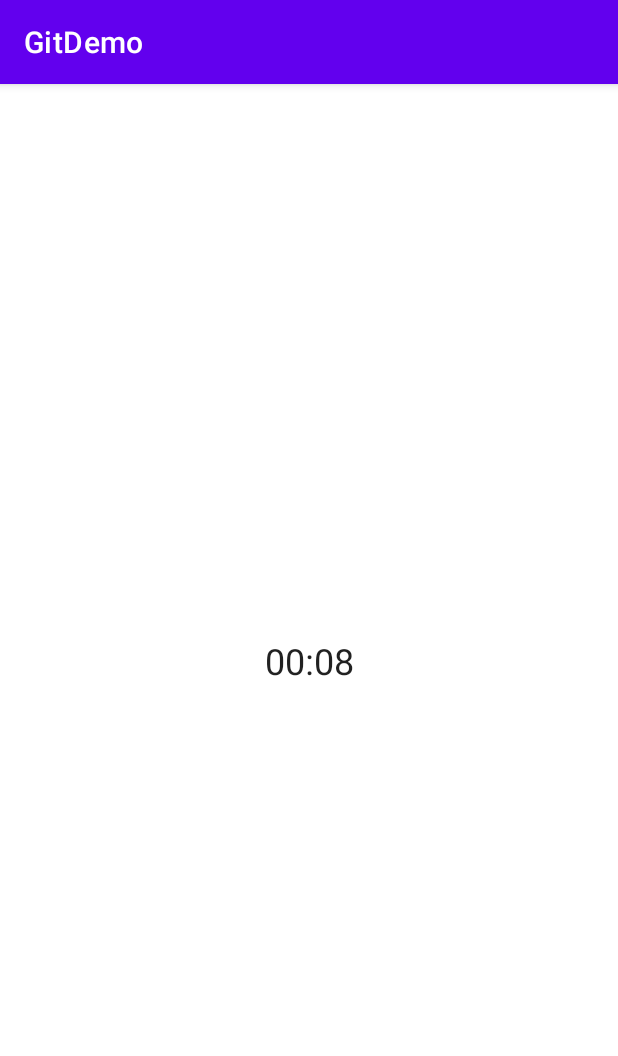
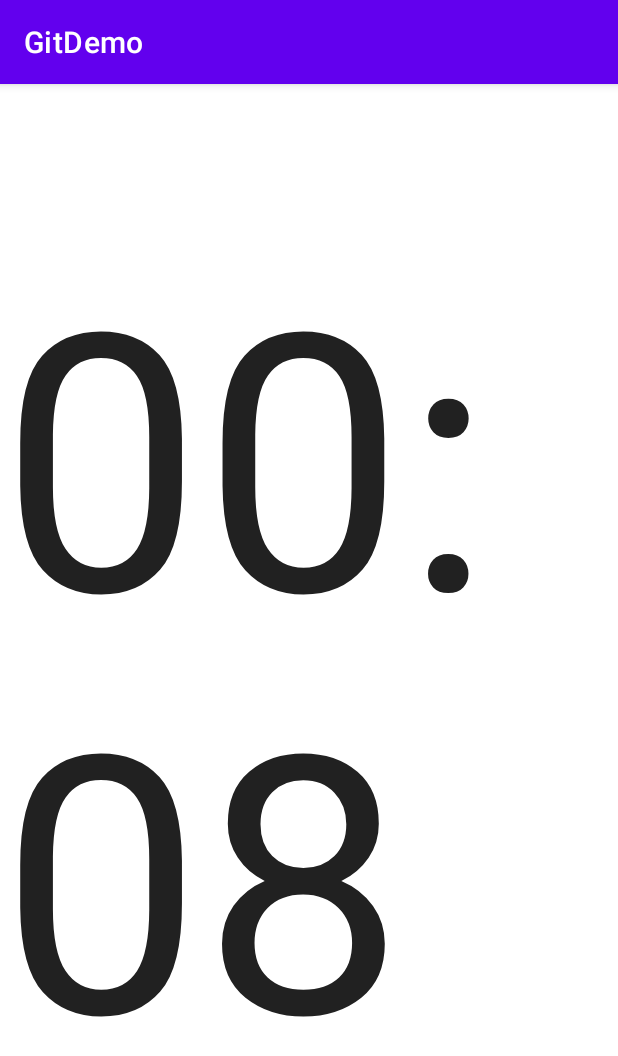
Before and after one commit to wxwwxk/GitDemo, an Android app: the screen it shows after launch (MainActivity), on a phone screen of 412 x 824 dp. Shown: the top 1056 px of the screen. Run offline under Robolectric (Android 15) with nearby library versions, the phone set to English and light mode, and no system bars.

Commit message:
Update MainActivity.java

```diff
--- a/app/src/main/res/layout/activity_main.xml
+++ b/app/src/main/res/layout/activity_main.xml
@@ -11,7 +11,7 @@
         android:layout_width="wrap_content"
         android:layout_height="wrap_content"
         android:text="Hello World!"
-        android:textSize="24sp"
+        android:textSize="240sp"
         app:layout_constraintBottom_toBottomOf="parent"
         app:layout_constraintEnd_toEndOf="parent"
         app:layout_constraintStart_toStartOf="parent"
```
